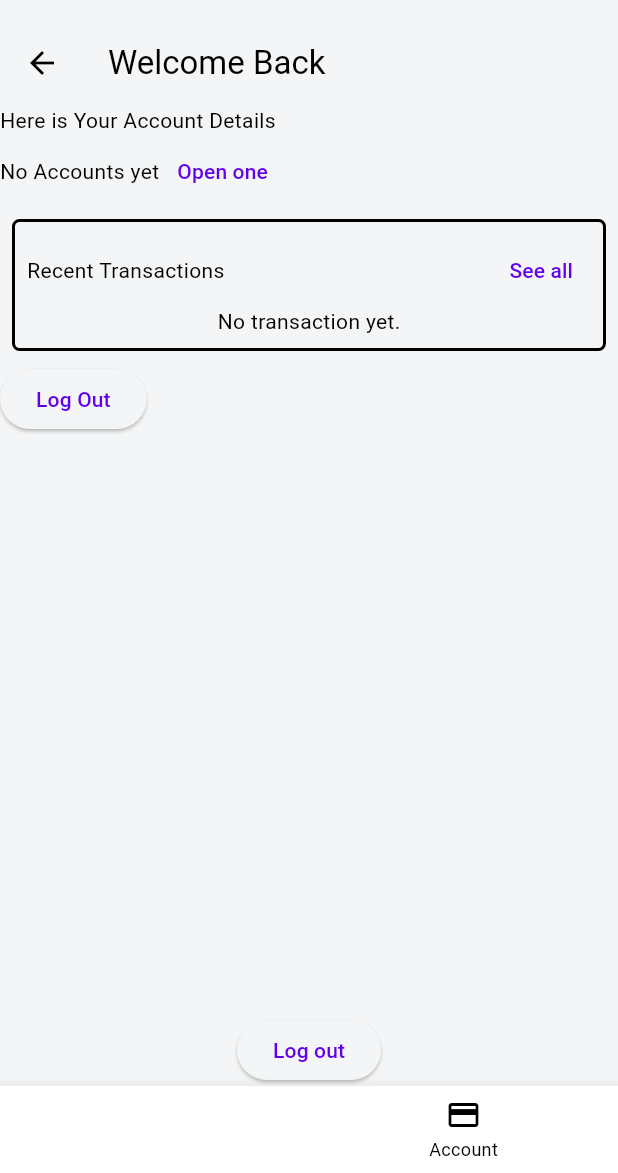
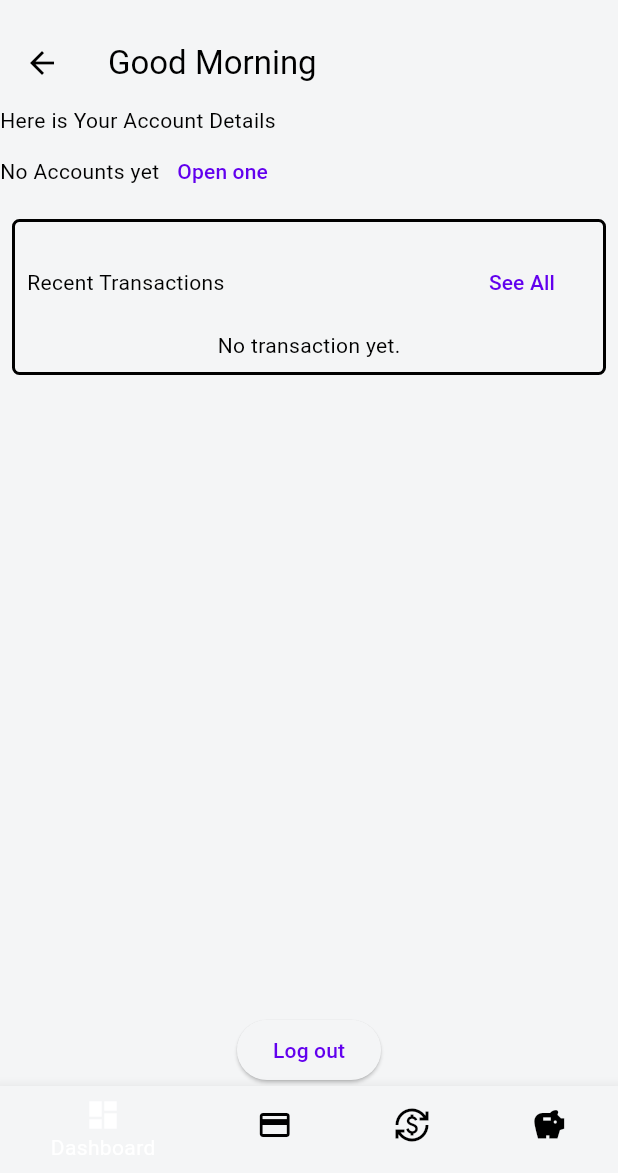
Before and after one commit to izaprinceboaz/digital_banking_core_frontend, a Flutter app: the HomePage screen opened by its route, on a phone screen of 412 x 824 dp, the part 63-1236 px from its top. Run offline on Flutter 3.47's test engine with Material 3 defaults, Android fonts, the phone set to English and light mode, and no system bars; our stand-ins replace shared_preferences; accounts and stored records are empty; network calls fail.

Commit message:
Added Savings and transaction files

```diff
--- a/lib/screens/dashboard.dart
+++ b/lib/screens/dashboard.dart
@@ -9,7 +9,7 @@ class Dashboard extends StatelessWidget {
     return  Scaffold(
       appBar: AppBar(
         // automaticallyImplyLeading: false,
-        title: const Text('Welcome Back'),
+        title: const Text('Good Morning'),
       ),
       body: Column(
         crossAxisAlignment: CrossAxisAlignment.start,
@@ -21,7 +21,7 @@ class Dashboard extends StatelessWidget {
               const Text('No Accounts yet'),
               TextButton(
                 onPressed: () {
-                  Navigator.pushReplacementNamed(context, '/accounts');
+                  Navigator.pushNamed(context, '/accounts');
                 },
                 child: const Text('Open one')
               ),
@@ -48,7 +48,12 @@ class Dashboard extends StatelessWidget {
                         onPressed: () {
                           print('See all Transaction');
                         },
-                        child: const Text('See all')
+                        child: TextButton(
+                            onPressed: () {
+                              Navigator.pushReplacementNamed(context, '/transaction');
+                            },
+                            child: const Text('See All')
+                        )
                       )
                     ]
                   ),
@@ -56,12 +61,6 @@ class Dashboard extends StatelessWidget {
                 ],
               ),
             ),
-          ),
-          ElevatedButton(
-            onPressed: () {
-              Navigator.pushReplacementNamed(context, '/sign-in');
-            },
-            child: const Text('Log Out')
           ),
           const Spacer(),
           Center(
--- a/lib/screens/home_page.dart
+++ b/lib/screens/home_page.dart
@@ -1,3 +1,5 @@
+import 'package:digital_banking_core_frontend/screens/saving.dart';
+import 'package:digital_banking_core_frontend/screens/transaction.dart';
 import 'package:flutter/material.dart';
 
 import 'accounts.dart';
@@ -15,7 +17,9 @@ class _HomePageState extends State<HomePage> {
 
   final List<Widget>   _screen = [
     const Dashboard(),
-    const Accounts()
+    const Accounts(),
+    const Transaction(),
+    const Saving()
   ];
   @override
   Widget build(BuildContext context) {
@@ -36,6 +40,14 @@ class _HomePageState extends State<HomePage> {
             icon : Icon(Icons.credit_card),
             label: 'Account'
           ),
+          BottomNavigationBarItem(
+              icon : Icon(Icons.currency_exchange),
+              label: 'Transaction'
+          ),
+          BottomNavigationBarItem(
+              icon : Icon(Icons.savings),
+              label: 'Saving'
+          ),
         ],
         selectedItemColor: Theme.of(context).colorScheme.onPrimary,
         unselectedItemColor: Theme.of(context).colorScheme.onSurface,
```
Also changed, not shown: lib/main.dart (+7 -3 lines), lib/screens/saving.dart (added, +19 -0 lines), lib/screens/transaction.dart (added, +19 -0 lines).
